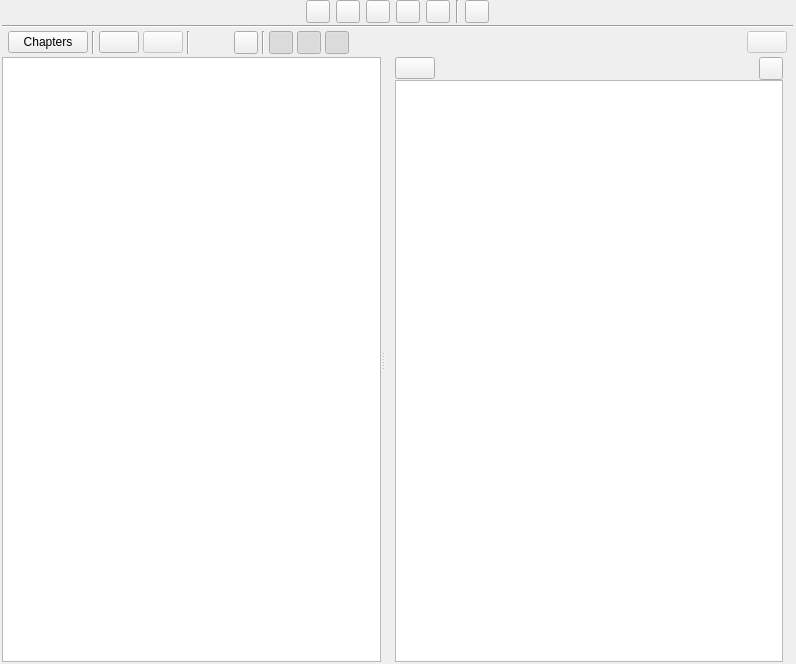
The window that ui/scenes_view.ui (zkovari/plotlyst) describes before a commit, drawn with Qt 5.
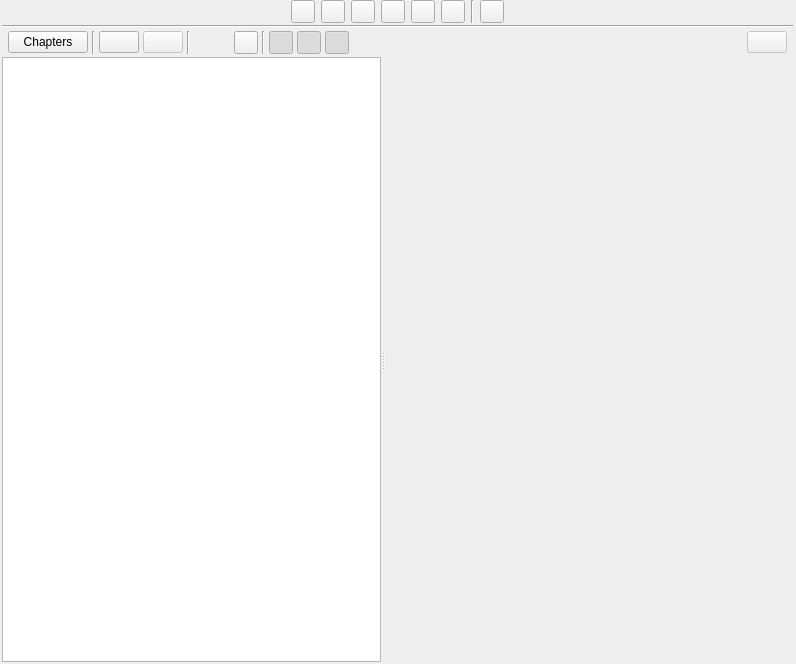
The same window after the commit. Custom widgets are drawn as their Qt base class.

Commit message: Move storymap to scenes view, closes #85

```diff
--- a/ui/scenes_view.ui
+++ b/ui/scenes_view.ui
@@ -135,6 +135,34 @@
             </attribute>
            </widget>
           </item>
+          <item>
+           <widget class="QToolButton" name="btnStorymap">
+            <property name="cursor">
+             <cursorShape>PointingHandCursor</cursorShape>
+            </property>
+            <property name="styleSheet">
+             <string notr="true"/>
+            </property>
+            <property name="text">
+             <string/>
+            </property>
+            <property name="shortcut">
+             <string>2</string>
+            </property>
+            <property name="checkable">
+             <bool>true</bool>
+            </property>
+            <property name="checked">
+             <bool>false</bool>
+            </property>
+            <property name="base" stdset="0">
+             <bool>true</bool>
+            </property>
+            <attribute name="buttonGroup">
+             <string notr="true">btnGroupViews</string>
+            </attribute>
+           </widget>
+          </item>
           <item>
            <widget class="QToolButton" name="btnActionsView">
             <property name="cursor">
@@ -564,7 +592,7 @@
            <item>
             <widget class="QStackedWidget" name="stackScenes">
              <property name="currentIndex">
-              <number>2</number>
+              <number>4</number>
              </property>
              <widget class="QWidget" name="pageCards">
               <layout class="QHBoxLayout" name="horizontalLayout_7">
@@ -836,6 +864,25 @@
                </property>
               </layout>
              </widget>
+             <widget class="QWidget" name="pageStorymap">
+              <layout class="QVBoxLayout" name="verticalLayout_9">
+               <property name="spacing">
+                <number>2</number>
+               </property>
+               <property name="leftMargin">
+                <number>0</number>
+               </property>
+               <property name="topMargin">
+                <number>0</number>
+               </property>
+               <property name="rightMargin">
+                <number>0</number>
+               </property>
+               <property name="bottomMargin">
+                <number>0</number>
+               </property>
+              </layout>
+             </widget>
              <widget class="QWidget" name="pageTimeline">
               <layout class="QHBoxLayout" name="horizontalLayout_6">
                <property name="spacing">
```
Left out of the diff: 4 changed lines with no effect on the pictures. The commit also changes 2 other files.
